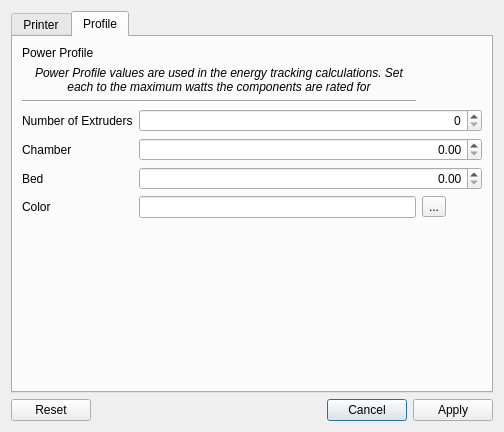
DigitalArtifex/Flo, file pages/settings/edit_printer/editprinterdialog.ui: the form before one commit.
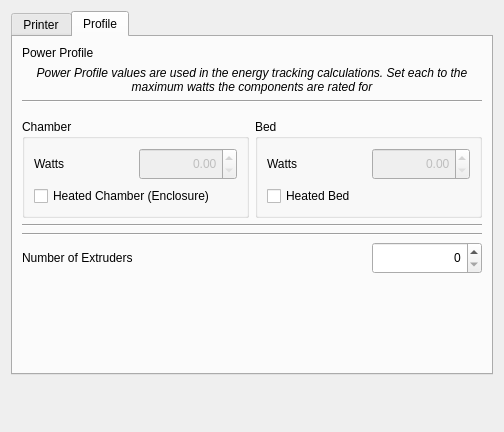
The form after the commit. The open tabs and pages were chosen to show the change. Icons and pictures are not drawn.

Patch:
```diff
--- a/pages/settings/edit_printer/editprinterdialog.ui
+++ b/pages/settings/edit_printer/editprinterdialog.ui
@@ -14,17 +14,41 @@
    <string>Dialog</string>
   </property>
   <layout class="QGridLayout" name="gridLayout">
+   <item row="3" column="0">
+    <layout class="QHBoxLayout" name="horizontalLayout_2">
+     <property name="bottomMargin">
+      <number>0</number>
+     </property>
+     <item>
+      <widget class="QWidget" name="buttonBox" native="true">
+       <property name="minimumSize">
+        <size>
+         <width>0</width>
+         <height>40</height>
+        </size>
+       </property>
+       <layout class="QHBoxLayout" name="buttonBoxLayout">
+        <property name="spacing">
+         <number>9</number>
+        </property>
+        <property name="leftMargin">
+         <number>0</number>
+        </property>
+        <property name="topMargin">
+         <number>0</number>
+        </property>
+        <property name="rightMargin">
+         <number>0</number>
+        </property>
+        <property name="bottomMargin">
+         <number>0</number>
+        </property>
+       </layout>
+      </widget>
+     </item>
+    </layout>
+   </item>
    <item row="2" column="0">
-    <widget class="QDialogButtonBox" name="buttonBox">
-     <property name="orientation">
-      <enum>Qt::Horizontal</enum>
-     </property>
-     <property name="standardButtons">
-      <set>QDialogButtonBox::Apply|QDialogButtonBox::Cancel|QDialogButtonBox::Reset</set>
-     </property>
-    </widget>
-   </item>
-   <item row="0" column="0">
     <widget class="QTabWidget" name="tabWidget">
      <property name="currentIndex">
       <number>0</number>
@@ -102,6 +126,57 @@
        <item row="1" column="0" colspan="2">
         <widget class="QLineEdit" name="printerNameEdit"/>
        </item>
+       <item row="8" column="0">
+        <widget class="QCheckBox" name="printerAutoConnectCheckBox">
+         <property name="text">
+          <string>Auto Connect</string>
+         </property>
+        </widget>
+       </item>
+       <item row="3" column="1">
+        <widget class="QLabel" name="label_9">
+         <property name="text">
+          <string>Port</string>
+         </property>
+        </widget>
+       </item>
+       <item row="10" column="0" colspan="3">
+        <layout class="QHBoxLayout" name="horizontalLayout">
+         <property name="bottomMargin">
+          <number>0</number>
+         </property>
+         <item>
+          <widget class="QLabel" name="label_7">
+           <property name="text">
+            <string>Color</string>
+           </property>
+          </widget>
+         </item>
+         <item>
+          <widget class="QLineEdit" name="colorEdit"/>
+         </item>
+         <item>
+          <widget class="QToolButton" name="colorPickerButton">
+           <property name="text">
+            <string>...</string>
+           </property>
+          </widget>
+         </item>
+         <item>
+          <widget class="QLabel" name="colorDisplayLabel">
+           <property name="minimumSize">
+            <size>
+             <width>30</width>
+             <height>0</height>
+            </size>
+           </property>
+           <property name="text">
+            <string/>
+           </property>
+          </widget>
+         </item>
+        </layout>
+       </item>
       </layout>
      </widget>
      <widget class="QWidget" name="profileTab">
@@ -109,50 +184,83 @@
        <string>Profile</string>
       </attribute>
       <layout class="QGridLayout" name="gridLayout_2">
-       <item row="4" column="1" colspan="3">
-        <widget class="QSpinBox" name="extruderCountSpinBox">
-         <property name="alignment">
-          <set>Qt::AlignRight|Qt::AlignTrailing|Qt::AlignVCenter</set>
+       <item row="0" column="0" colspan="2">
+        <widget class="QLabel" name="label_4">
+         <property name="text">
+          <string>Power Profile</string>
          </property>
-         <property name="suffix">
-          <string/>
+        </widget>
+       </item>
+       <item row="6" column="2" colspan="2">
+        <widget class="QGroupBox" name="groupBox_2">
+         <property name="title">
+          <string>Bed</string>
          </property>
-         <property name="prefix">
-          <string/>
-         </property>
+         <layout class="QGridLayout" name="gridLayout_5">
+          <item row="0" column="1">
+           <widget class="QDoubleSpinBox" name="bedPowerSpinBox">
+            <property name="enabled">
+             <bool>false</bool>
+            </property>
+            <property name="minimumSize">
+             <size>
+              <width>0</width>
+              <height>32</height>
+             </size>
+            </property>
+            <property name="alignment">
+             <set>Qt::AlignRight|Qt::AlignTrailing|Qt::AlignVCenter</set>
+            </property>
+            <property name="maximum">
+             <double>1000.000000000000000</double>
+            </property>
+           </widget>
+          </item>
+          <item row="0" column="0">
+           <widget class="QLabel" name="bedHeaterPowerLabel">
+            <property name="text">
+             <string>Watts</string>
+            </property>
+           </widget>
+          </item>
+          <item row="1" column="0" colspan="2">
+           <widget class="QCheckBox" name="heatedBedCheckbox">
+            <property name="text">
+             <string>Heated Bed</string>
+            </property>
+           </widget>
+          </item>
+         </layout>
         </widget>
        </item>
-       <item row="5" column="1" colspan="3">
-        <widget class="QDoubleSpinBox" name="chamberPowerSpinBox">
-         <property name="alignment">
-          <set>Qt::AlignRight|Qt::AlignTrailing|Qt::AlignVCenter</set>
+       <item row="8" column="0" colspan="4">
+        <widget class="Line" name="line_3">
+         <property name="orientation">
+          <enum>Qt::Horizontal</enum>
          </property>
-         <property name="maximum">
-          <double>1000.000000000000000</double>
-         </property>
         </widget>
        </item>
-       <item row="4" column="0">
-        <widget class="QLabel" name="label_6">
-         <property name="sizePolicy">
-          <sizepolicy hsizetype="Preferred" vsizetype="Preferred">
-           <horstretch>0</horstretch>
-           <verstretch>0</verstretch>
-          </sizepolicy>
+       <item row="13" column="0" colspan="2">
+        <spacer name="profileSpacer">
+         <property name="orientation">
+          <enum>Qt::Vertical</enum>
          </property>
-         <property name="text">
-          <string>Number of Extruders</string>
+         <property name="sizeHint" stdset="0">
+          <size>
+           <width>20</width>
+           <height>40</height>
+          </size>
          </property>
-        </widget>
+        </spacer>
        </item>
-       <item row="5" column="0">
-        <widget class="QLabel" name="bedHeaterPowerLabel_3">
-         <property name="text">
-          <string>Chamber</string>
+       <item row="11" column="0" colspan="4">
+        <widget class="Line" name="line_2">
+         <property name="orientation">
+          <enum>Qt::Horizontal</enum>
          </property>
         </widget>
        </item>
-       <item row="2" column="0" colspan="2">
+       <item row="2" column="0" colspan="4">
         <widget class="QLabel" name="label_5">
          <property name="font">
           <font>
@@ -170,77 +278,100 @@
          </property>
         </widget>
        </item>
-       <item row="0" column="0" colspan="2">
-        <widget class="QLabel" name="label_4">
+       <item row="6" column="0" colspan="2">
+        <widget class="QGroupBox" name="groupBox">
+         <property name="title">
+          <string>Chamber</string>
+         </property>
+         <layout class="QGridLayout" name="gridLayout_4">
+          <item row="0" column="1">
+           <widget class="QDoubleSpinBox" name="chamberPowerSpinBox">
+            <property name="enabled">
+             <bool>false</bool>
+            </property>
+            <property name="minimumSize">
+             <size>
+              <width>0</width>
+              <height>32</height>
+             </size>
+            </property>
+            <property name="alignment">
+             <set>Qt::AlignRight|Qt::AlignTrailing|Qt::AlignVCenter</set>
+            </property>
+            <property name="maximum">
+             <double>1000.000000000000000</double>
+            </property>
+           </widget>
+          </item>
+          <item row="0" column="0">
+           <widget class="QLabel" name="chamberPowerLabel">
+            <property name="text">
+             <string>Watts</string>
+            </property>
+           </widget>
+          </item>
+          <item row="1" column="0" colspan="2">
+           <widget class="QCheckBox" name="heatedChamberCheckBox">
+            <property name="text">
+             <string>Heated Chamber (Enclosure)</string>
+            </property>
+           </widget>
+          </item>
+         </layout>
+        </widget>
+       </item>
+       <item row="12" column="0">
+        <widget class="QLabel" name="label_6">
+         <property name="sizePolicy">
+          <sizepolicy hsizetype="Preferred" vsizetype="Preferred">
+           <horstretch>0</horstretch>
+           <verstretch>0</verstretch>
+          </sizepolicy>
+         </property>
          <property name="text">
-          <string>Power Profile</string>
+          <string>Number of Extruders</string>
          </property>
         </widget>
        </item>
-       <item row="8" column="1">
-        <widget class="QLineEdit" name="colorEdit"/>
-       </item>
-       <item row="3" column="0" colspan="2">
+       <item row="3" column="0" colspan="4">
         <widget class="Line" name="line">
          <property name="orientation">
           <enum>Qt::Horizontal</enum>
          </property>
         </widget>
        </item>
-       <item row="8" column="0">
-        <widget class="QLabel" name="label_7">
-         <property name="text">
-          <string>Color</string>
-         </property>
-        </widget>
-       </item>
-       <item row="8" column="3">
-        <widget class="QLabel" name="colorDisplayLabel">
-         <property name="minimumSize">
-          <size>
-           <width>30</width>
-           <height>0</height>
-          </size>
-         </property>
-         <property name="text">
-          <string/>
-         </property>
-        </widget>
-       </item>
-       <item row="7" column="1" colspan="3">
-        <widget class="QDoubleSpinBox" name="bedPowerSpinBox">
-         <property name="alignment">
-          <set>Qt::AlignRight|Qt::AlignTrailing|Qt::AlignVCenter</set>
-         </property>
-         <property name="maximum">
-          <double>1000.000000000000000</double>
-         </property>
-        </widget>
-       </item>
-       <item row="9" column="0" colspan="2">
-        <spacer name="profileSpacer">
+       <item row="4" column="0">
+        <spacer name="verticalSpacer_2">
          <property name="orientation">
           <enum>Qt::Vertical</enum>
          </property>
+         <property name="sizeType">
+          <enum>QSizePolicy::Fixed</enum>
+         </property>
          <property name="sizeHint" stdset="0">
           <size>
            <width>20</width>
-           <height>40</height>
+           <height>10</height>
           </size>
          </property>
         </spacer>
        </item>
-       <item row="7" column="0">
-        <widget class="QLabel" name="bedHeaterPowerLabel">
-         <property name="text">
-          <string>Bed</string>
+       <item row="12" column="3">
+        <widget class="QSpinBox" name="extruderCountSpinBox">
+         <property name="minimumSize">
+          <size>
+           <width>0</width>
+           <height>32</height>
+          </size>
          </property>
-        </widget>
-       </item>
-       <item row="8" column="2">
-        <widget class="QToolButton" name="colorPickerButton">
-         <property name="text">
-          <string>...</string>
+         <property name="alignment">
+          <set>Qt::AlignRight|Qt::AlignTrailing|Qt::AlignVCenter</set>
+         </property>
+         <property name="suffix">
+          <string/>
+         </property>
+         <property name="prefix">
+          <string/>
          </property>
         </widget>
        </item>
```
Left out of the diff: 148 changed lines with no effect on the pictures.
